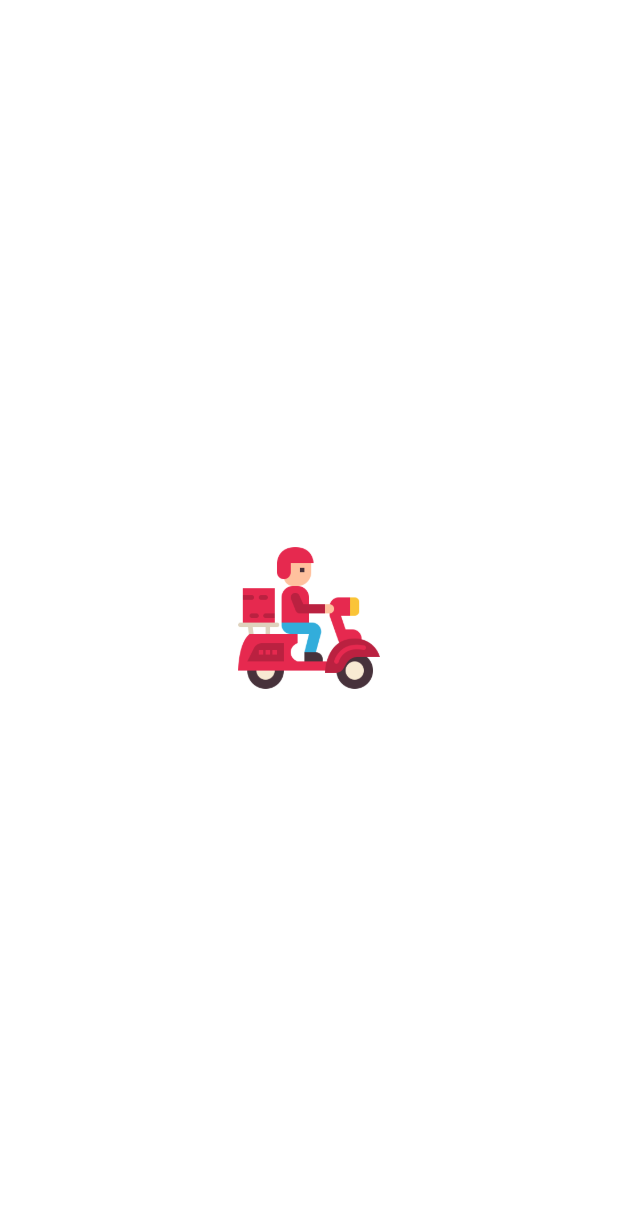
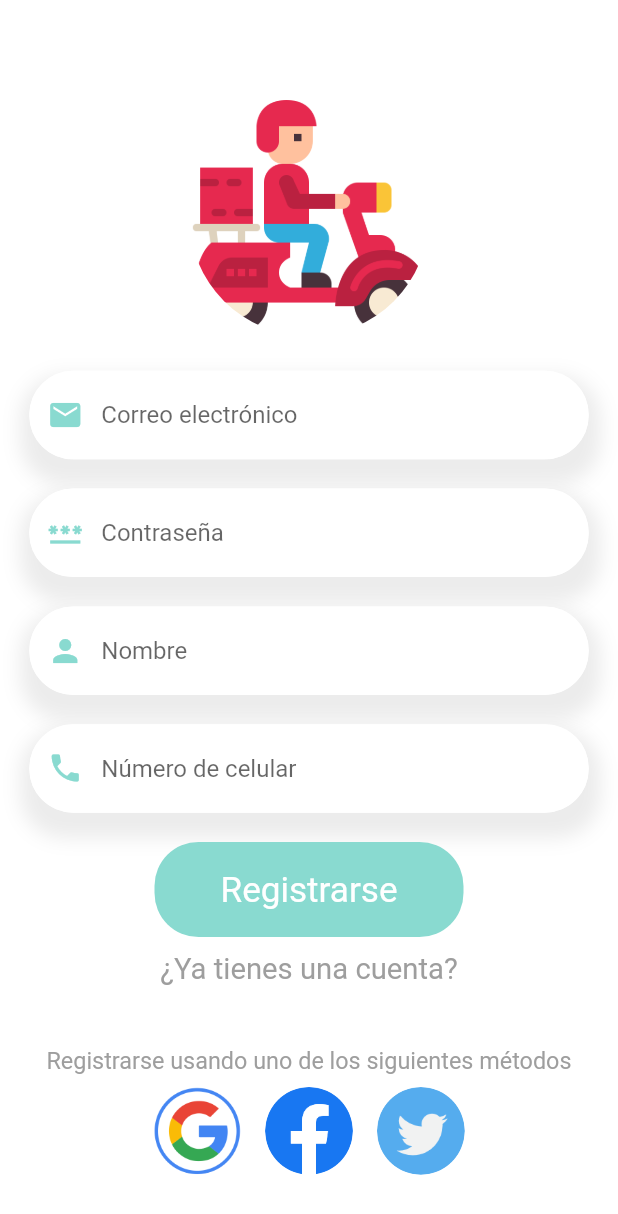
Before and after one commit to crisdevcode/ecommerce-mobile, a Flutter app: the first screen one second after launch, on a phone screen of 412 x 824 dp. Shown: the top 1214 px of the screen. Run offline on Flutter 3.47's test engine with Material 2 defaults, Android fonts, the phone set to English and light mode, and no system bars; our stand-ins replace dots_indicator, get, google_fonts, shared_preferences; missing offline and left inert: amplify_api, amplify_core, amplify_datastore, amplify_flutter.

Commit message:
add: [auth] - SignUpPage

```diff
--- a/lib/main.dart
+++ b/lib/main.dart
@@ -1,4 +1,6 @@
 // Flutter and etX
+import 'package:delivery_ecommerce/pages/auth/sign_up_page.dart';
+import 'package:delivery_ecommerce/pages/splash/splash_page.dart';
 import 'package:flutter/material.dart';
 import 'package:get/get.dart';
 // Amplify Dependencies
@@ -32,9 +34,9 @@ class MyApp extends StatelessWidget {
         return GetMaterialApp(
           debugShowCheckedModeBanner: false,
           title: 'Flutter Demo',
-          //home: const SplashPage(),
-          initialRoute: RouteHelper.getSplashPage(),
-          getPages: RouteHelper.routes,
+          home: SignUpPage(),
+          // initialRoute: RouteHelper.getSplashPage(),
+          // getPages: RouteHelper.routes,
         );
       });
     });
--- /dev/null
+++ b/lib/pages/auth/sign_up_page.dart
@@ -0,0 +1,120 @@
+import 'package:delivery_ecommerce/utils/colors.dart';
+import 'package:delivery_ecommerce/utils/dimensions.dart';
+import 'package:delivery_ecommerce/widgets/app_text_field.dart';
+import 'package:delivery_ecommerce/widgets/big_text.dart';
+import 'package:flutter/gestures.dart';
+import 'package:flutter/material.dart';
+import 'package:get/get.dart';
+
+class SignUpPage extends StatelessWidget {
+  const SignUpPage({super.key});
+
+  @override
+  Widget build(BuildContext context) {
+    // Input controllers
+    var emailController = TextEditingController();
+    var passwordController = TextEditingController();
+    var nameController = TextEditingController();
+    var phoneController = TextEditingController();
+
+    // Social Media Images
+    var signUpImages = [
+      "gmail.png",
+      "facebook.png",
+      "twitter.png",
+    ];
+
+    return Scaffold(
+      backgroundColor: Colors.white,
+      body: SingleChildScrollView(
+        physics: BouncingScrollPhysics(),
+        child: Column(
+          children: [
+            SizedBox(height: Dimensions.screenHeight * 0.05),
+            // App Logo
+            Container(
+              height: Dimensions.screenHeight * 0.25,
+              child: const Center(
+                child: CircleAvatar(
+                  backgroundColor: Colors.white,
+                  radius: 80,
+                  backgroundImage: AssetImage('assets/images/logo.png'),
+                ),
+              ),
+            ),
+            // Email
+            AppTextField(
+                textController: emailController,
+                hintText: 'Correo electrónico',
+                icon: Icons.email),
+            SizedBox(height: Dimensions.height20),
+            // Password
+            AppTextField(
+                textController: passwordController,
+                hintText: 'Contraseña',
+                icon: Icons.password_sharp),
+            SizedBox(height: Dimensions.height20),
+            // Name
+            AppTextField(
+                textController: nameController,
+                hintText: 'Nombre',
+                icon: Icons.person),
+            SizedBox(height: Dimensions.height20),
+            // Phone Number
+            AppTextField(
+                textController: phoneController,
+                hintText: 'Número de celular',
+                icon: Icons.phone),
+            SizedBox(height: Dimensions.height20),
+            // Sign Up Button
+            Container(
+              width: Dimensions.screenWidth / 2,
+              height: Dimensions.screenHeight / 13,
+              decoration: BoxDecoration(
+                  borderRadius: BorderRadius.circular(Dimensions.radius30),
+                  color: AppColors.mainColor),
+              child: Center(
+                child: BigText(
+                    text: "Registrarse",
+                    size: Dimensions.font20 + Dimensions.font20 / 5,
+                    color: Colors.white),
+              ),
+            ),
+            SizedBox(height: Dimensions.height10),
+            // Have an account already?
+            RichText(
+              // WHATS
+              text: TextSpan(
+                  recognizer: TapGestureRecognizer()..onTap = () => Get.back(),
+                  text: "¿Ya tienes una cuenta?",
+                  style: TextStyle(
+                      color: Colors.grey[500], fontSize: Dimensions.font20)),
+            ),
+            SizedBox(height: Dimensions.screenHeight * 0.05),
+            // Sign Up options
+            RichText(
+              // WHATS
+              text: TextSpan(
+                  recognizer: TapGestureRecognizer()..onTap = () => Get.back(),
+                  text: "Registrarse usando uno de los siguientes métodos",
+                  style: TextStyle(
+                      color: Colors.grey[500], fontSize: Dimensions.font16)),
+            ),
+            Wrap(
+              children: List.generate(3, (index) => Padding(
+                padding: const EdgeInsets.all(8.0),
+                child: CircleAvatar(
+                  radius: Dimensions.radius30,
+                  backgroundImage: AssetImage(
+                    'assets/images/${signUpImages[index]}'
+                  ),
+                  backgroundColor: Colors.white,
+                ),
+              )),
+            )
+          ],
+        ),
+      ),
+    );
+  }
+}
--- a/lib/pages/home/home_page.dart
+++ b/lib/pages/home/home_page.dart
@@ -1,4 +1,5 @@
 import 'package:delivery_ecommerce/pages/account/acount_page.dart';
+import 'package:delivery_ecommerce/pages/auth/sign_up_page.dart';
 import 'package:delivery_ecommerce/pages/cart/cart_history.dart';
 import 'package:delivery_ecommerce/pages/home/main_food_page.dart';
 import 'package:delivery_ecommerce/utils/colors.dart';
@@ -17,7 +18,7 @@ class _HomePageState extends State<HomePage> {
 
   List pages = const [
     MainFoodPage(),
-    Text('next page 2'),
+    SignUpPage(),
     CartHistory(),
     AccountPage()
   ];
--- /dev/null
+++ b/lib/widgets/app_text_field.dart
@@ -0,0 +1,59 @@
+import 'package:delivery_ecommerce/utils/colors.dart';
+import 'package:delivery_ecommerce/utils/dimensions.dart';
+import 'package:flutter/material.dart';
+
+class AppTextField extends StatelessWidget {
+
+  final TextEditingController textController;
+  final String hintText;
+  final IconData icon;
+
+  const AppTextField({
+    super.key,
+    required this.textController,
+    required this.hintText,
+    required this.icon
+  });
+
+  @override
+  Widget build(BuildContext context) {
+    return Container(
+      margin: EdgeInsets.only(
+          left: Dimensions.height20, right: Dimensions.height20),
+      decoration: BoxDecoration(
+          color: Colors.white,
+          borderRadius: BorderRadius.circular(Dimensions.radius30),
+          boxShadow: [
+            BoxShadow(
+                blurRadius: 10,
+                spreadRadius: 7,
+                offset: const Offset(1, 10),
+                color: Colors.grey.withOpacity(0.2))
+          ]),
+      child: TextField(
+        controller: textController,
+        decoration: InputDecoration(
+          // hinText
+          hintText: hintText,
+          // prefixIcon
+          prefixIcon: Icon(
+            icon,
+            color: AppColors.mainColor,
+          ),
+          // Focused Border
+          focusedBorder: OutlineInputBorder(
+              borderRadius: BorderRadius.circular(Dimensions.radius30),
+              borderSide: const BorderSide(width: 1.0, color: Colors.white)),
+          // Enabled Border
+          enabledBorder: OutlineInputBorder(
+              borderRadius: BorderRadius.circular(Dimensions.radius30),
+              borderSide: const BorderSide(width: 1.0, color: Colors.white)),
+          // Border
+          border: OutlineInputBorder(
+            borderRadius: BorderRadius.circular(Dimensions.radius30),
+          ), // Border
+        ),
+      ),
+    );
+  }
+}
--- a/pubspec.yaml
+++ b/pubspec.yaml
@@ -71,6 +71,9 @@ flutter:
     - assets/images/food-01.jpg
     - assets/images/logo.png
     - assets/images/logo-text.png
+    - assets/images/gmail.png
+    - assets/images/facebook.png
+    - assets/images/twitter.png
 
   # An image asset can refer to one or more resolution-specific "variants", see
   # https://flutter.dev/assets-and-images/#resolution-aware
```
Also changed, not shown: assets/images/facebook.png (added), assets/images/gmail.png (added), assets/images/twitter.png (added).
